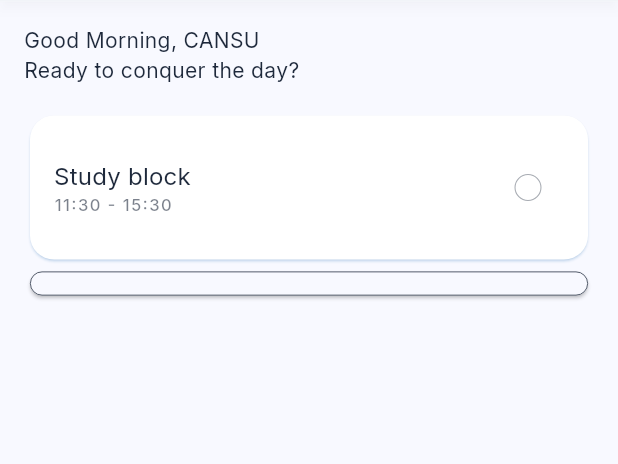
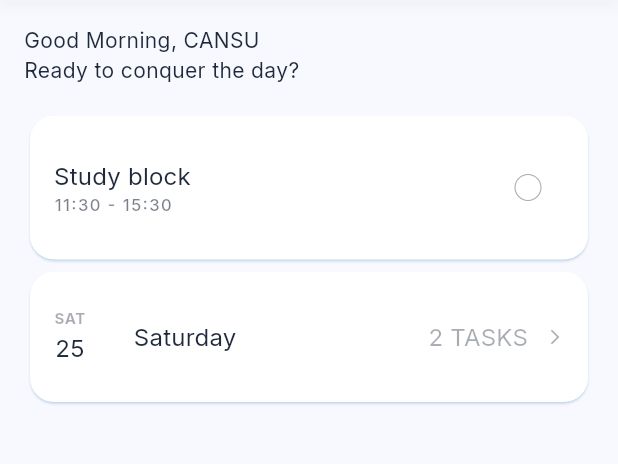
Before and after one commit to censop/june, a Flutter app: the screen it shows after launch, on a phone screen of 412 x 824 dp, the part 84-548 px from its top. Run offline on Flutter 3.47's test engine with Material 3 defaults, Android fonts, the phone set to English and light mode, and no system bars; missing offline and left inert: dart:ffi.

Commit message:
day as a card implemented (will change it into container)

```diff
--- a/lib/Models/day.dart
+++ b/lib/Models/day.dart
@@ -1,51 +1,64 @@
+import 'dart:ffi';
+
 import 'package:june/Models/task.dart';
 
-enum DayOfWeek {
-  monday('Mon'),
-  tuesday('Tue'),
-  wednesday('Wed'),
-  thursday('Thu'),
-  friday('Fri'),
-  saturday('Sat'),
-  sunday('Sun');
-
-  final String shortName;
-  const DayOfWeek(this.shortName);
-}
-
-class DayModel {
-  final DayOfWeek dayName;
+class Day {
+  final DateTime date;
   final List<Task> tasks;
 
-  DayModel({
-    required this.dayName,
+  Day({
+    required this.date,
     this.tasks = const [],
   });
 
-  DayModel copyWith({
-    DayOfWeek? dayName,
+  String get dayNumber => date.day.toString();
+
+  String get shortName {
+    switch (date.weekday) {
+      case DateTime.monday: return 'MON';
+      case DateTime.tuesday: return 'TUE';
+      case DateTime.wednesday: return 'WED';
+      case DateTime.thursday: return 'THU';
+      case DateTime.friday: return 'FRI';
+      case DateTime.saturday: return 'SAT';
+      case DateTime.sunday: return 'SUN';
+      default: return '';
+    }
+  }
+
+  String get longName {
+    switch (date.weekday) {
+      case DateTime.monday: return 'Monday';
+      case DateTime.tuesday: return 'Tuesday';
+      case DateTime.wednesday: return 'Wednesday';
+      case DateTime.thursday: return 'Thursday';
+      case DateTime.friday: return 'Friday';
+      case DateTime.saturday: return 'Saturday';
+      case DateTime.sunday: return 'Sunday';
+      default: return '';
+    }
+  }
+
+  Day copyWith({
+    DateTime? date,
     List<Task>? tasks,
   }) {
-    return DayModel(
-      dayName: dayName ?? this.dayName,
+    return Day(
+      date: date ?? this.date,
       tasks: tasks ?? this.tasks,
     );
   }
 
-
   Map<String, dynamic> toMap() {
     return {
-      'dayName': dayName.name,
+      'date': date.toIso8601String(),
       'tasks': tasks.map((task) => task.toMap()).toList(),
     };
   }
 
-  factory DayModel.fromMap(Map<String, dynamic> map) {
-    return DayModel(
-      dayName: DayOfWeek.values.firstWhere(
-        (e) => e.name == map['dayName'],
-        orElse: () => DayOfWeek.monday,
-      ),
+  factory Day.fromMap(Map<String, dynamic> map) {
+    return Day(
+      date: DateTime.parse(map['date']),
       tasks: List<Task>.from(
         (map['tasks'] ?? []).map((taskMap) => Task.fromMap(taskMap)),
       ),
--- a/lib/Widgets/Cards/day_card.dart
+++ b/lib/Widgets/Cards/day_card.dart
@@ -1,37 +1,67 @@
 import 'package:flutter/material.dart';
+import 'package:june/Models/day.dart';
 
 class DayCard extends StatefulWidget {
   const DayCard({
     super.key,
-    //required this.day,
-    //required
+    required this.day,
   });
+
+  final Day day;
 
   @override
   State<DayCard> createState() => _DayCardState();
 }
 
+
 class _DayCardState extends State<DayCard> {
   @override
   Widget build(BuildContext context) {
     return Card(
+      color: Colors.white,
+      elevation: 0.7,
+      shadowColor: Theme.of(context).colorScheme.primary.withAlpha(100),
       shape: RoundedRectangleBorder(
-        side: BorderSide(
-          color: Theme.of(context).colorScheme.onSurface,
-          width: 0.5,
-        ),
-        borderRadius: BorderRadius.circular(16.0),
+        borderRadius: BorderRadius.circular(16),
       ),
-      color: Theme.of(context).scaffoldBackgroundColor,
       child: Padding(
-        padding: const EdgeInsets.all(8.0),
+        padding: const EdgeInsets.fromLTRB(16,24,16,24),
         child: Row(
           mainAxisSize: MainAxisSize.max ,
           children: [
             Column(
-              mainAxisSize: MainAxisSize.min ,
+              mainAxisSize: MainAxisSize.max,
+              crossAxisAlignment: CrossAxisAlignment.center,
               children: [
+                Text(
+                  widget.day.shortName,
+                  style: Theme.of(context).textTheme.labelSmall!.copyWith(
+                    color: Theme.of(context).colorScheme.onSurface.withAlpha(100)
+                  ),
+                ),
+                Text(
+                  widget.day.dayNumber,
+                  style: Theme.of(context).textTheme.titleMedium,
+                ),
               ],
+            ),
+            SizedBox(width: 32),
+            Text( ///either turn this to icon button or button or make the entire card clickable
+              widget.day.longName,
+              style: Theme.of(context).textTheme.titleMedium,
+            ),
+            Spacer(),
+            Text(
+              "${widget.day.tasks.length} TASKS",
+              style: Theme.of(context).textTheme.titleMedium!.copyWith(
+                color: Theme.of(context).colorScheme.onSurface.withAlpha(100)
+              ),
+            ),
+            SizedBox(width: 12),
+            Icon(
+              Icons.arrow_forward_ios,
+              size: 12,
+              color: Theme.of(context).colorScheme.onSurface.withAlpha(100),
             )
           ],
         ),
--- a/lib/Widgets/Screens/home_page.dart
+++ b/lib/Widgets/Screens/home_page.dart
@@ -1,4 +1,5 @@
 import 'package:flutter/material.dart';
+import 'package:june/Models/day.dart';
 import 'package:june/Models/task.dart';
 import 'package:june/Widgets/Cards/day_card.dart';
 import 'package:june/Widgets/Cards/task_card.dart';
@@ -49,7 +50,7 @@ class _HomePageState extends State<HomePage> {
             Text("Good Morning, CANSU\nReady to conquer the day?"),
             SizedBox(height: 16,),
             TaskCard(task: dummyTask,),
-            DayCard(),
+            DayCard(day: day)
           ]
         ),
       ),
@@ -59,4 +60,5 @@ class _HomePageState extends State<HomePage> {
 
   //DUMMY TASK FOR TEST
   Task dummyTask = Task(taskName: "Study block", description: "Tessst", startTime: TimeOfDay(hour: 11, minute: 30), endTime: TimeOfDay(hour: 15, minute: 30));
+  late Day day = Day(date: DateTime.now(), tasks: [Task(taskName: "Study block", description: "Tessst", startTime: TimeOfDay(hour: 11, minute: 30), endTime: TimeOfDay(hour: 15, minute: 30)), Task(taskName: "Do stuff", description: "Tessst", startTime: TimeOfDay(hour: 11, minute: 30), endTime: TimeOfDay(hour: 15, minute: 30))]);
 }
```
